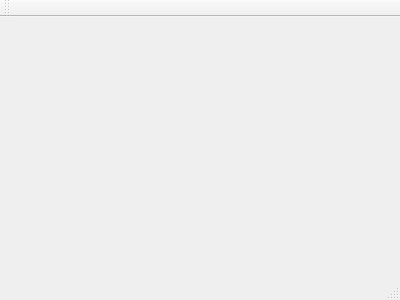
Above: ui/MainWindow.ui from L4D15/Animaster before the change. Below: the same form after it.
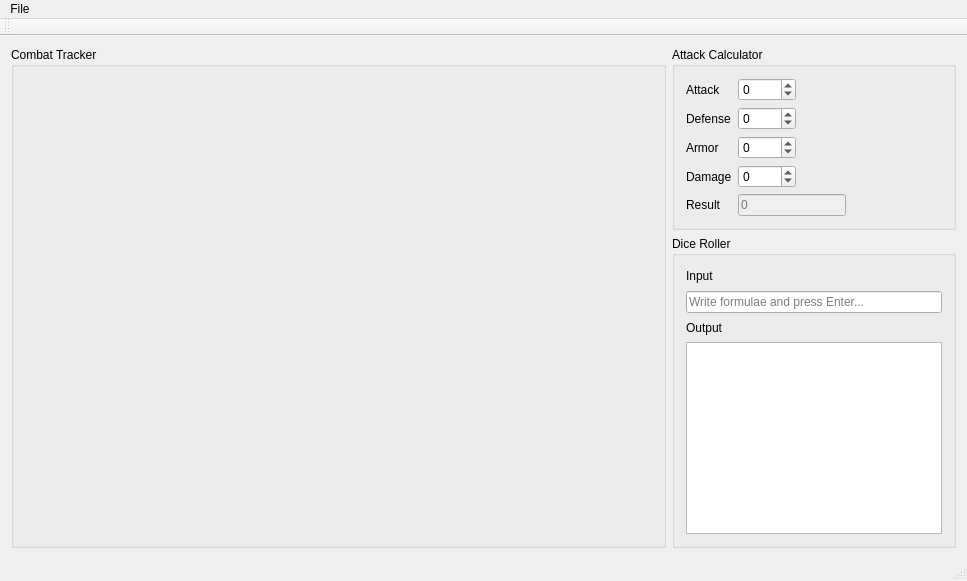
That is the form after the change.

Commit message: Implemented various ui tools.

The edit to the form file:
```diff
--- a/ui/MainWindow.ui
+++ b/ui/MainWindow.ui
@@ -1,24 +1,265 @@
 <ui version="4.0">
  <class>MainWindow</class>
- <widget class="QMainWindow" name="MainWindow" >
-  <property name="geometry" >
+ <widget class="QMainWindow" name="MainWindow">
+  <property name="geometry">
    <rect>
     <x>0</x>
     <y>0</y>
-    <width>400</width>
-    <height>300</height>
+    <width>967</width>
+    <height>581</height>
    </rect>
   </property>
   <property name="windowTitle" >
    <string>MainWindow</string>
   </property>
-  <widget class="QMenuBar" name="menuBar" />
-  <widget class="QToolBar" name="mainToolBar" />
-  <widget class="QWidget" name="centralWidget" />
-  <widget class="QStatusBar" name="statusBar" />
+  <widget class="QWidget" name="centralWidget">
+   <layout class="QGridLayout" name="gridLayout">
+    <item row="1" column="1">
+     <widget class="QGroupBox" name="diceRollerGroup">
+      <property name="sizePolicy">
+       <sizepolicy hsizetype="Minimum" vsizetype="Expanding">
+        <horstretch>0</horstretch>
+        <verstretch>0</verstretch>
+       </sizepolicy>
+      </property>
+      <property name="title">
+       <string>Dice Roller</string>
+      </property>
+      <layout class="QVBoxLayout" name="verticalLayout">
+       <item>
+        <widget class="QLabel" name="formulaeInputLabel">
+         <property name="text">
+          <string>Input</string>
+         </property>
+        </widget>
+       </item>
+       <item>
+        <widget class="QLineEdit" name="diceRollerInput">
+         <property name="sizePolicy">
+          <sizepolicy hsizetype="Preferred" vsizetype="Fixed">
+           <horstretch>0</horstretch>
+           <verstretch>0</verstretch>
+          </sizepolicy>
+         </property>
+         <property name="placeholderText">
+          <string>Write formulae and press Enter...</string>
+         </property>
+         <property name="clearButtonEnabled">
+          <bool>true</bool>
+         </property>
+        </widget>
+       </item>
+       <item>
+        <widget class="QLabel" name="formulaeOutputLabel">
+         <property name="text">
+          <string>Output</string>
+         </property>
+        </widget>
+       </item>
+       <item>
+        <widget class="QPlainTextEdit" name="rollFormulaeHistory">
+         <property name="enabled">
+          <bool>true</bool>
+         </property>
+         <property name="sizePolicy">
+          <sizepolicy hsizetype="Preferred" vsizetype="Preferred">
+           <horstretch>0</horstretch>
+           <verstretch>0</verstretch>
+          </sizepolicy>
+         </property>
+         <property name="horizontalScrollBarPolicy">
+          <enum>Qt::ScrollBarAlwaysOff</enum>
+         </property>
+         <property name="readOnly">
+          <bool>true</bool>
+         </property>
+         <property name="textInteractionFlags">
+          <set>Qt::NoTextInteraction</set>
+         </property>
+         <property name="backgroundVisible">
+          <bool>false</bool>
+         </property>
+        </widget>
+       </item>
+      </layout>
+     </widget>
+    </item>
+    <item row="0" column="1">
+     <widget class="QGroupBox" name="attackCalculatorGroup">
+      <property name="sizePolicy">
+       <sizepolicy hsizetype="Minimum" vsizetype="Minimum">
+        <horstretch>0</horstretch>
+        <verstretch>0</verstretch>
+       </sizepolicy>
+      </property>
+      <property name="title">
+       <string>Attack Calculator</string>
+      </property>
+      <layout class="QFormLayout" name="formLayout">
+       <property name="fieldGrowthPolicy">
+        <enum>QFormLayout::FieldsStayAtSizeHint</enum>
+       </property>
+       <item row="0" column="0">
+        <widget class="QLabel" name="attackLabel">
+         <property name="text">
+          <string>Attack</string>
+         </property>
+        </widget>
+       </item>
+       <item row="0" column="1">
+        <widget class="QSpinBox" name="attackValue">
+         <property name="sizePolicy">
+          <sizepolicy hsizetype="Minimum" vsizetype="Fixed">
+           <horstretch>0</horstretch>
+           <verstretch>0</verstretch>
+          </sizepolicy>
+         </property>
+         <property name="minimum">
+          <number>-9999</number>
+         </property>
+         <property name="maximum">
+          <number>9999</number>
+         </property>
+        </widget>
+       </item>
+       <item row="1" column="0">
+        <widget class="QLabel" name="defenseLabel">
+         <property name="text">
+          <string>Defense</string>
+         </property>
+        </widget>
+       </item>
+       <item row="1" column="1">
+        <widget class="QSpinBox" name="defenseValue">
+         <property name="minimum">
+          <number>-9999</number>
+         </property>
+         <property name="maximum">
+          <number>9999</number>
+         </property>
+        </widget>
+       </item>
+       <item row="2" column="0">
+        <widget class="QLabel" name="armorLabel">
+         <property name="text">
+          <string>Armor</string>
+         </property>
+        </widget>
+       </item>
+       <item row="2" column="1">
+        <widget class="QSpinBox" name="armorValue">
+         <property name="minimum">
+          <number>-9999</number>
+         </property>
+         <property name="maximum">
+          <number>9999</number>
+         </property>
+        </widget>
+       </item>
+       <item row="3" column="0">
+        <widget class="QLabel" name="damageLabel">
+         <property name="text">
+          <string>Damage</string>
+         </property>
+        </widget>
+       </item>
+       <item row="3" column="1">
+        <widget class="QSpinBox" name="damageValue">
+         <property name="minimum">
+          <number>-9999</number>
+         </property>
+         <property name="maximum">
+          <number>9999</number>
+         </property>
+        </widget>
+       </item>
+       <item row="4" column="1">
+        <widget class="QLineEdit" name="resultValue">
+         <property name="enabled">
+          <bool>false</bool>
+         </property>
+         <property name="sizePolicy">
+          <sizepolicy hsizetype="Minimum" vsizetype="Fixed">
+           <horstretch>0</horstretch>
+           <verstretch>0</verstretch>
+          </sizepolicy>
+         </property>
+         <property name="readOnly">
+          <bool>true</bool>
+         </property>
+         <property name="placeholderText">
+          <string>0</string>
+         </property>
+        </widget>
+       </item>
+       <item row="4" column="0">
+        <widget class="QLabel" name="resultLabel">
+         <property name="text">
+          <string>Result</string>
+         </property>
+        </widget>
+       </item>
+      </layout>
+     </widget>
+    </item>
+    <item row="0" column="0" rowspan="2">
+     <widget class="QGroupBox" name="combatTrackerGroup">
+      <property name="sizePolicy">
+       <sizepolicy hsizetype="Expanding" vsizetype="Expanding">
+        <horstretch>0</horstretch>
+        <verstretch>0</verstretch>
+       </sizepolicy>
+      </property>
+      <property name="title">
+       <string>Combat Tracker</string>
+      </property>
+      <layout class="QVBoxLayout" name="combatTrackerLayout"/>
+     </widget>
+    </item>
+   </layout>
+  </widget>
+  <widget class="QMenuBar" name="menuBar">
+   <property name="geometry">
+    <rect>
+     <x>0</x>
+     <y>0</y>
+     <width>967</width>
+     <height>22</height>
+    </rect>
+   </property>
+   <widget class="QMenu" name="menuFile">
+    <property name="title">
+     <string>File</string>
+    </property>
+    <addaction name="action_New"/>
+    <addaction name="actionExit"/>
+   </widget>
+   <addaction name="menuFile"/>
+  </widget>
+  <widget class="QToolBar" name="mainToolBar">
+   <attribute name="toolBarArea">
+    <enum>TopToolBarArea</enum>
+   </attribute>
+   <attribute name="toolBarBreak">
+    <bool>false</bool>
+   </attribute>
+  </widget>
+  <widget class="QStatusBar" name="statusBar"/>
+  <action name="action_New">
+   <property name="text">
+    <string>New</string>
+   </property>
+   <property name="shortcut">
+    <string>Ctrl+N</string>
+   </property>
+  </action>
+  <action name="actionExit">
+   <property name="text">
+    <string>Quit</string>
+   </property>
+  </action>
  </widget>
- <layoutDefault spacing="6" margin="11" />
- <pixmapfunction></pixmapfunction>
+ <layoutdefault spacing="6" margin="11"/>
  <resources/>
  <connections/>
 </ui>
```
Left out of the diff: 5 changed lines with no effect on the pictures. The commit also changes 2 other files.
